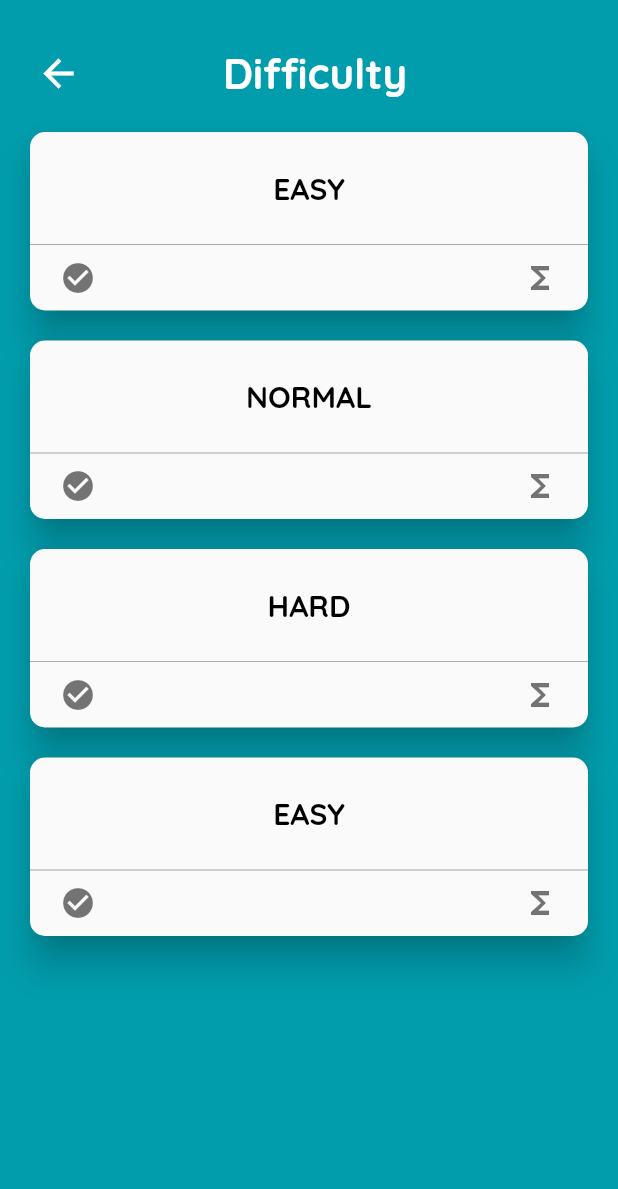
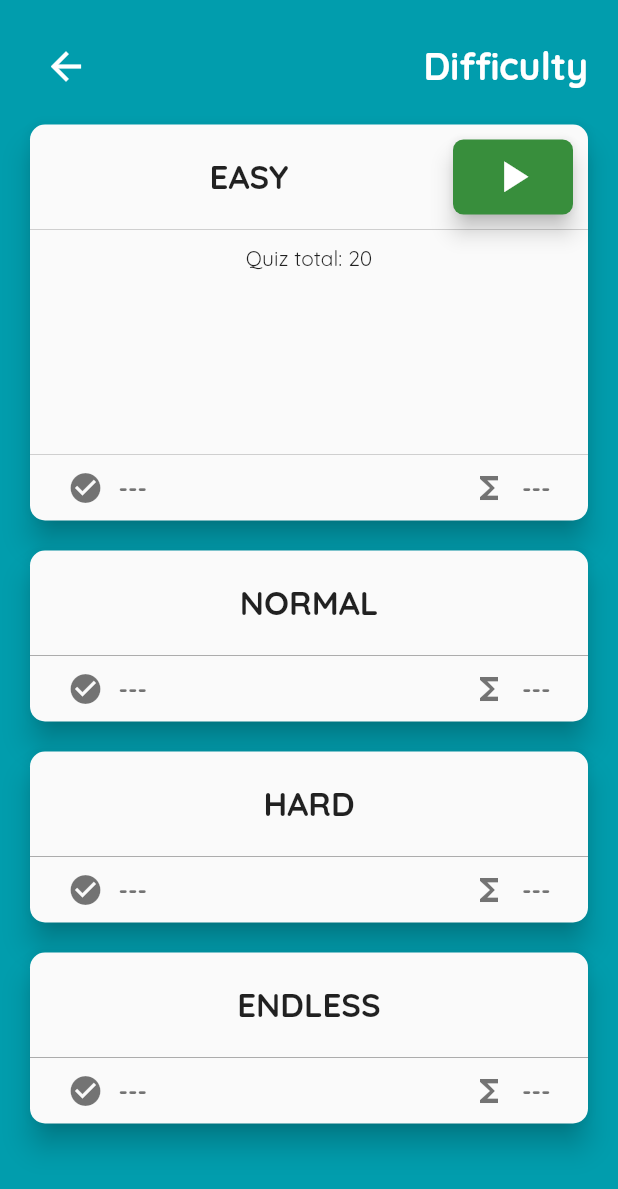
Before and after one commit to pdnminh99/flaguru, a Flutter app: the DifficultyScreen screen opened by its route, on a phone screen of 412 x 824 dp. Shown: the top 1189 px of the screen. Run offline on Flutter 3.47's test engine with Material 2 defaults, Android fonts, the phone set to English and light mode, and no system bars; our stand-ins replace audioplayers, connectivity, firebase_auth, flutter_spinkit, google_sign_in and 2 more; missing offline and left inert: dart:ffi; accounts and stored records are empty.

Commit message:
changed UI in diff screen

```diff
--- a/lib/models/Enum.dart
+++ b/lib/models/Enum.dart
@@ -1,4 +1,4 @@
-enum Difficulty { EASY, NORMAL, HARD }
+enum Difficulty { EASY, NORMAL, HARD, ENDLESS }
 enum Continent {
   ASIA,
   EUROPE,
--- a/lib/screens/difficulty_screen.dart
+++ b/lib/screens/difficulty_screen.dart
@@ -1,10 +1,15 @@
-import 'package:flaguru/models/Enum.dart';
-import 'package:flaguru/screens/menu_screen.dart';
-import 'package:flaguru/widgets/diff_card_expandable.dart';
+import 'dart:async';
 import 'package:flutter/material.dart';
+
+import '../models/Enum.dart';
+import 'menu_screen.dart';
+import '../widgets/diff_card_expandable.dart';
 
 class DifficultyScreen extends StatefulWidget {
   static String routeName = '/difficulty_screen';
+  final Difficulty diff;
+
+  DifficultyScreen({this.diff = Difficulty.EASY});
 
   @override
   _DifficultyScreenState createState() => _DifficultyScreenState();
@@ -13,19 +18,27 @@ class DifficultyScreen extends StatefulWidget {
 class _DifficultyScreenState extends State<DifficultyScreen> with TickerProviderStateMixin {
   final _controllers = List<AnimationController>(4);
 
-  Animation<double> animation;
+  Timer timer;
 
   @override
   void initState() {
     for (var i = 0, len = _controllers.length; i < len; i++) {
       _controllers[i] =
-          AnimationController(duration: const Duration(milliseconds: 300), vsync: this);
+          AnimationController(duration: const Duration(milliseconds: 350), vsync: this);
     }
+
+    setTimer();
     super.initState();
+  }
+
+  void setTimer() {
+    timer = Timer(
+        const Duration(milliseconds: 100), () => _controllers[getIndex(widget.diff)].forward());
   }
 
   @override
   void dispose() {
+    timer?.cancel();
     for (var controller in _controllers) controller.dispose();
     super.dispose();
   }
@@ -46,15 +59,20 @@ class _DifficultyScreenState extends State<DifficultyScreen> with TickerProvider
       backgroundColor: const Color(0xff019dad),
       body: WillPopScope(
         onWillPop: () async => false,
+        child: Container(
+          height: MediaQuery.of(context).size.height,
           child: SingleChildScrollView(
             child: Column(
               children: <Widget>[
                 buildHeader(context),
                 ExpandableDiffCard(_controllers[0], diff: Difficulty.EASY, onTap: () => animate(0)),
-              ExpandableDiffCard(_controllers[1], diff: Difficulty.NORMAL, onTap: () => animate(1)),
+                ExpandableDiffCard(_controllers[1],
+                    diff: Difficulty.NORMAL, onTap: () => animate(1)),
                 ExpandableDiffCard(_controllers[2], diff: Difficulty.HARD, onTap: () => animate(2)),
-              ExpandableDiffCard(_controllers[3], diff: Difficulty.EASY, onTap: () => animate(3)),
+                ExpandableDiffCard(_controllers[3],
+                    diff: Difficulty.ENDLESS, onTap: () => animate(3)),
               ],
+            ),
           ),
         ),
       ),
@@ -63,7 +81,7 @@ class _DifficultyScreenState extends State<DifficultyScreen> with TickerProvider
 
   Widget buildHeader(BuildContext context) {
     return Padding(
-      padding: const EdgeInsets.only(top: 25, bottom: 5, left: 15, right: 15),
+      padding: const EdgeInsets.only(top: 20, bottom: 5, left: 20, right: 20),
       child: Row(
         mainAxisAlignment: MainAxisAlignment.spaceBetween,
         children: <Widget>[
@@ -73,11 +91,25 @@ class _DifficultyScreenState extends State<DifficultyScreen> with TickerProvider
           ),
           Text(
             'Difficulty',
-            style: TextStyle(color: Colors.white, fontSize: 28, fontWeight: FontWeight.bold),
+            style: TextStyle(color: Colors.white, fontSize: 25, fontWeight: FontWeight.bold),
           ),
-          const SizedBox(width: 40),
         ],
       ),
     );
   }
+
+  int getIndex(Difficulty diff) {
+    switch (diff) {
+      case Difficulty.EASY:
+        return 0;
+      case Difficulty.NORMAL:
+        return 1;
+      case Difficulty.HARD:
+        return 2;
+      case Difficulty.ENDLESS:
+        return 3;
+      default:
+        return -1;
     }
+  }
+}
--- a/lib/utils/enum_string.dart
+++ b/lib/utils/enum_string.dart
@@ -9,6 +9,8 @@ class EnumString {
         return 'Normal';
       case Difficulty.HARD:
         return 'Hard';
+      case Difficulty.ENDLESS:
+        return 'Endless';
       default:
         return '';
     }
--- /dev/null
+++ b/lib/widgets/diff_best_result_row.dart
@@ -0,0 +1,56 @@
+import 'package:flaguru/models/Enum.dart';
+import 'package:flutter/material.dart';
+
+class DiffBestResultRow extends StatefulWidget {
+  final Difficulty diff;
+
+  DiffBestResultRow(this.diff);
+
+  @override
+  _DiffBestResultRowState createState() => _DiffBestResultRowState();
+}
+
+class _DiffBestResultRowState extends State<DiffBestResultRow> {
+  var answers = '---';
+  var score = '---';
+
+  @override
+  void initState() {
+    getBestResult();
+
+    super.initState();
+  }
+
+  void getBestResult() {
+    // database
+  }
+
+  @override
+  Widget build(BuildContext context) {
+    final color = Colors.black54;
+
+    return Padding(
+      padding: const EdgeInsets.symmetric(horizontal: 25, vertical: 10),
+      child: Row(
+        mainAxisAlignment: MainAxisAlignment.spaceBetween,
+        children: <Widget>[
+          Row(
+            children: <Widget>[
+              Icon(Icons.check_circle, color: color),
+              const SizedBox(width: 10),
+              Text(answers,
+                  style: TextStyle(fontSize: 16, color: color, fontWeight: FontWeight.bold))
+            ],
+          ),
+          Row(
+            children: <Widget>[
+              Icon(Icons.functions, color: color),
+              const SizedBox(width: 10),
+              Text(score, style: TextStyle(fontSize: 16, color: color, fontWeight: FontWeight.bold))
+            ],
+          ),
+        ],
+      ),
+    );
+  }
+}
--- a/lib/widgets/diff_card_expandable.dart
+++ b/lib/widgets/diff_card_expandable.dart
@@ -1,9 +1,11 @@
-import 'package:flaguru/models/Enum.dart';
-import 'package:flaguru/screens/play_screen.dart';
-import 'package:flaguru/utils/enum_string.dart';
-import 'package:flaguru/widgets/start_button_animated.dart';
-import 'package:flutter/cupertino.dart';
+import 'dart:math';
+
 import 'package:flutter/material.dart';
+
+import '../models/Enum.dart';
+import '../screens/play_screen.dart';
+import '../utils/enum_string.dart';
+import 'diff_best_result_row.dart';
 
 class ExpandableDiffCard extends AnimatedWidget {
   final Difficulty diff;
@@ -14,22 +16,23 @@ class ExpandableDiffCard extends AnimatedWidget {
 
   @override
   Widget build(BuildContext context) {
+    final animation = listenable as Animation<double>;
     final borderRadius = BorderRadius.circular(10);
 
     return Container(
       width: double.infinity,
       margin: const EdgeInsets.symmetric(horizontal: 20, vertical: 10),
       child: Material(
-        elevation: 10,
+        elevation: 8,
         borderRadius: borderRadius,
         child: InkWell(
           borderRadius: borderRadius,
           onTap: onTap,
           child: Column(
             children: <Widget>[
-              buildHeader(EnumString.getDifficulty(diff)),
-              buildExpandableArea(listenable, context),
-              buildBestResult(),
+              buildHeader(animation, context),
+              buildExpandableArea(animation, context),
+              DiffBestResultRow(diff),
             ],
           ),
         ),
@@ -37,16 +40,38 @@ class ExpandableDiffCard extends AnimatedWidget {
     );
   }
 
-  Widget buildHeader(String header) {
-    return Padding(
-      padding: const EdgeInsets.all(25),
-      child: Text(
-        header.toUpperCase(),
-        style: TextStyle(
-          fontSize: 20,
-          color: Colors.black,
-          fontWeight: FontWeight.bold,
-        ),
+  Widget buildHeader(Animation<double> animation, BuildContext context) {
+    return Container(
+      height: 70,
+      padding: const EdgeInsets.all(10),
+      child: Row(
+        mainAxisAlignment: MainAxisAlignment.spaceBetween,
+        children: <Widget>[
+          const SizedBox(width: 0),
+          buildTextContainer(),
+          buildStartButton(animation, context),
+        ],
+      ),
+    );
+  }
+
+  Widget buildTextContainer() {
+    return Text(
+      EnumString.getDifficulty(diff).toUpperCase(),
+      style: TextStyle(fontSize: 22, color:Colors.black87, fontWeight: FontWeight.bold),
+    );
+  }
+
+  buildStartButton(Animation<double> animation, BuildContext context) {
+    return Container(
+      width: animation.value * 80,
+      height: animation.value * 50,
+      child: RaisedButton(
+        elevation: 6,
+        color: getColor(diff),
+        onPressed: () => toPlayScreen(context),
+        shape: RoundedRectangleBorder(borderRadius: BorderRadius.circular(7)),
+        child: Icon(Icons.play_arrow, size: animation.value * 35, color: Colors.white),
       ),
     );
   }
@@ -61,20 +86,8 @@ class ExpandableDiffCard extends AnimatedWidget {
           bottom: BorderSide(color: Colors.black38, width: 0.3),
         ),
       ),
-      child: SingleChildScrollView(child: buildDiffInfoArea(context)),
-    );
-  }
-
-  Widget buildBestResult() {
-    return Padding(
-      padding: const EdgeInsets.symmetric(horizontal: 20, vertical: 10),
-      child: Row(
-        mainAxisAlignment: MainAxisAlignment.spaceBetween,
-        children: <Widget>[
-          Icon(Icons.check_circle, color: Colors.black54),
-          Icon(Icons.functions, color: Colors.black54),
-        ],
-      ),
+      child: SingleChildScrollView(
+          child: buildDiffInfoArea(context), physics: NeverScrollableScrollPhysics()),
     );
   }
 
@@ -86,10 +99,24 @@ class ExpandableDiffCard extends AnimatedWidget {
         mainAxisAlignment: MainAxisAlignment.spaceBetween,
         children: <Widget>[
           Text('Quiz total: 20'),
-          AnimatedStartButton(95, 55, Colors.white, () => toPlayScreen(context)),
         ],
       ),
     );
+  }
+
+  Color getColor(Difficulty diff) {
+    switch (diff) {
+      case Difficulty.EASY:
+        return Colors.green[700];
+      case Difficulty.NORMAL:
+        return const Color(0xff019dad);
+      case Difficulty.HARD:
+        return Colors.red[700];
+      case Difficulty.ENDLESS:
+        return Colors.indigo[700];
+      default:
+        return Colors.black;
+    }
   }
 
   void toPlayScreen(BuildContext context) {
--- a/lib/widgets/result_button_area.dart
+++ b/lib/widgets/result_button_area.dart
@@ -1,4 +1,5 @@
 import 'package:flaguru/models/Enum.dart';
+import 'package:flaguru/screens/difficulty_screen.dart';
 import 'package:flaguru/screens/menu_screen.dart';
 import 'package:flaguru/screens/play_screen.dart';
 import 'package:flutter/material.dart';
@@ -57,6 +58,6 @@ class ResultButtonArea extends AnimatedWidget {
   }
 
   void restart(BuildContext context, Difficulty difficulty) {
-    Navigator.of(context).pushReplacementNamed(PlayScreen.routeName, arguments: difficulty);
+    Navigator.of(context).pushReplacementNamed(DifficultyScreen.routeName, arguments: difficulty);
   }
 }
--- a/lib/widgets/start_button_animated.dart
+++ b/lib/widgets/start_button_animated.dart
@@ -23,7 +23,7 @@ class _AnimatedStartButtonState extends State<AnimatedStartButton>
   void initState() {
     controller = AnimationController(duration: const Duration(seconds: 2), vsync: this);
     animation = Tween(begin: 0.0, end: 1.0)
-        .animate(CurvedAnimation(parent: controller, curve: Interval(0.7, 1)));
+        .animate(CurvedAnimation(parent: controller, curve: Interval(0.55, 1)));
 
     controller.repeat();
     super.initState();
@@ -47,7 +47,7 @@ class _AnimatedStartButtonState extends State<AnimatedStartButton>
           elevation: 3,
           onPressed: widget.onPress,
           shape: RoundedRectangleBorder(borderRadius: BorderRadius.circular(10)),
-          child: const Icon(Icons.play_arrow, size: 35),
+          child: const Icon(Icons.play_arrow, size: 35, color: Colors.white),
         ),
       ),
       builder: (BuildContext context, Widget child) {
```
Lines whose indentation alone changed are shown as unchanged.
